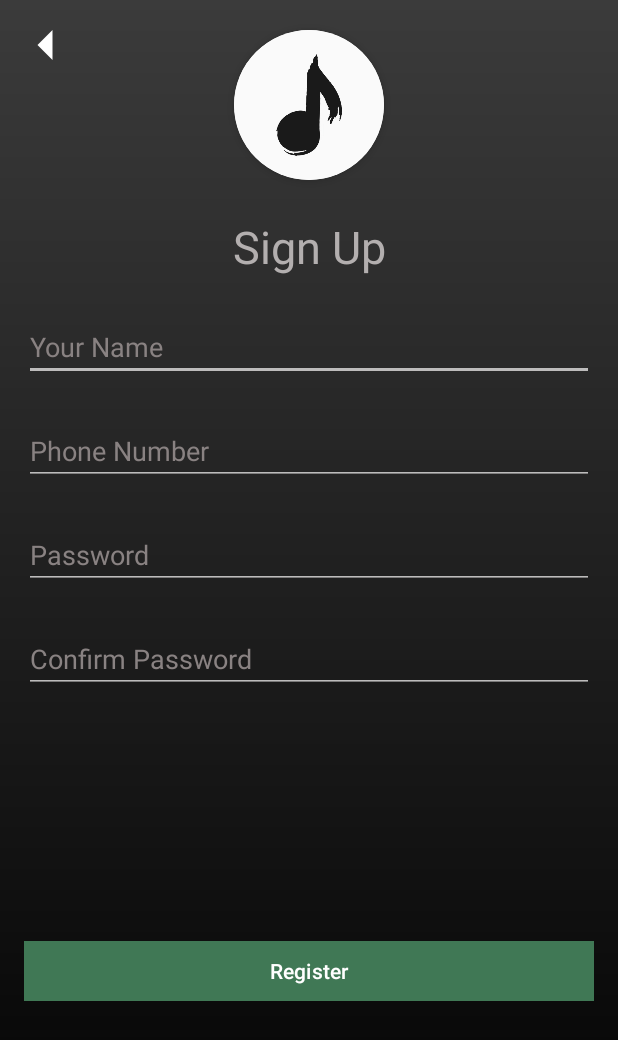
After one commit to kuroshinhan/PRM-GR8, an Android app: the RegisterAccount screen opened directly, with no data from a screen before it, on a phone screen of 412 x 824 dp. The commit adds this screen. Shown: the top 1040 px of the screen. Run offline under Robolectric (Android 15) with nearby library versions, the phone set to English and light mode, and no system bars.

Commit message:
them sign up

```diff
--- a/PRM_GROUP8/app/src/main/AndroidManifest.xml
+++ b/PRM_GROUP8/app/src/main/AndroidManifest.xml
@@ -20,7 +20,9 @@
                 <category android:name="android.intent.category.LAUNCHER" />
             </intent-filter>
         </activity>
-
+        <activity
+            android:name=".controller.RegisterAccount"
+            android:exported="true" />
     </application>
 
 </manifest>
--- a/PRM_GROUP8/app/src/main/java/com/example/prm_group8/MainActivity.java
+++ b/PRM_GROUP8/app/src/main/java/com/example/prm_group8/MainActivity.java
@@ -1,5 +1,6 @@
 package com.example.prm_group8;
 
+import android.content.Context;
 import android.os.Bundle;
 
 import androidx.activity.EdgeToEdge;
@@ -7,6 +8,8 @@ import androidx.appcompat.app.AppCompatActivity;
 import androidx.core.graphics.Insets;
 import androidx.core.view.ViewCompat;
 import androidx.core.view.WindowInsetsCompat;
+import com.example.prm_group8.DBHelper;
+
 
 public class MainActivity extends AppCompatActivity {
 
@@ -14,5 +17,6 @@ public class MainActivity extends AppCompatActivity {
     protected void onCreate(Bundle savedInstanceState) {
         super.onCreate(savedInstanceState);
         setContentView(R.layout.activity_main);
+
     }
 }
--- /dev/null
+++ b/PRM_GROUP8/app/src/main/java/com/example/prm_group8/controller/ForgotPassword.java
@@ -0,0 +1,4 @@
+package com.example.prm_group8.controller;
+
+public class ForgotPassword {
+}
--- /dev/null
+++ b/PRM_GROUP8/app/src/main/java/com/example/prm_group8/controller/Home.java
@@ -0,0 +1,6 @@
+package com.example.prm_group8.controller;
+
+
+public class Home  {
+
+}
--- /dev/null
+++ b/PRM_GROUP8/app/src/main/java/com/example/prm_group8/controller/RegisterAccount.java
@@ -0,0 +1,110 @@
+package com.example.prm_group8.controller;
+
+import android.content.Intent;
+import android.os.Bundle;
+import android.view.View;
+import android.widget.Button;
+import android.widget.EditText;
+import android.widget.Toast;
+
+import androidx.appcompat.app.AppCompatActivity;
+
+import com.example.prm_group8.DBHelper;
+import com.example.prm_group8.R;
+import com.example.prm_group8.model.User;
+
+public class RegisterAccount extends AppCompatActivity {
+
+    private EditText etUsername, etPassword, etConfirmPassword, etPhoneNumber;
+    private Button btnRegister;
+    private DBHelper dbHelper;
+
+    @Override
+    protected void onCreate(Bundle savedInstanceState) {
+        super.onCreate(savedInstanceState);
+        setContentView(R.layout.activity_register_account);
+
+        initializeViews();
+        dbHelper = new DBHelper(this);
+
+        btnRegister.setOnClickListener(new View.OnClickListener() {
+            @Override
+            public void onClick(View view) {
+                registerUser();
+            }
+        });
+    }
+
+    private void initializeViews() {
+        etUsername = findViewById(R.id.username);
+        etPassword = findViewById(R.id.password);
+        etConfirmPassword = findViewById(R.id.confirmPassword);
+        etPhoneNumber = findViewById(R.id.phone_number);
+        btnRegister = findViewById(R.id.btn_register);
+    }
+
+    private void registerUser() {
+        String username = etUsername.getText().toString().trim();
+        String password = etPassword.getText().toString().trim();
+        String confirmPassword = etConfirmPassword.getText().toString().trim();
+        String phoneNumber = etPhoneNumber.getText().toString().trim();
+        if (dbHelper.isPhoneNumberExists(phoneNumber)) {
+            Toast.makeText(this, "Phone number already exists. Please use a different number.", Toast.LENGTH_LONG).show();
+            return;
+        }
+        if (validateInput(username, password, confirmPassword, phoneNumber)) {
+            String role = "user";
+
+            boolean success = dbHelper.addUser(username, password, phoneNumber, role,null);
+
+            if (success) {
+                Toast.makeText(this, "Registration Successful", Toast.LENGTH_SHORT).show();
+                loginUser(phoneNumber, password);
+            } else {
+                Toast.makeText(this, "Registration Failed", Toast.LENGTH_SHORT).show();
+            }
+        }
+    }
+
+    private void loginUser(String phoneNumber, String password) {
+        User user = dbHelper.getUserByPhoneAndPassword(phoneNumber, password);
+        if (user != null) {
+            Intent intent = new Intent(this, Home.class);
+            intent.putExtra("USER_ID", user.getId());
+            startActivity(intent);
+            finish();
+        } else {
+            backToLogin();
+        }
+    }
+
+    private boolean validateInput(String username, String password, String confirmPassword, String phoneNumber) {
+        if (username.isEmpty() || password.isEmpty() || confirmPassword.isEmpty() || phoneNumber.isEmpty()) {
+            Toast.makeText(this, "All fields are required", Toast.LENGTH_SHORT).show();
+            return false;
+        }
+        if (!password.equals(confirmPassword)) {
+            Toast.makeText(this, "Passwords do not match", Toast.LENGTH_SHORT).show();
+            return false;
+        }
+        if (password.length() < 6) {
+            Toast.makeText(this, "Password must be at least 6 characters long", Toast.LENGTH_SHORT).show();
+            return false;
+        }
+        if (!phoneNumber.matches("^0[0-9]{9}$")) {
+            Toast.makeText(this, "Invalid phone number", Toast.LENGTH_SHORT).show();
+            return false;
+        }
+        return true;
+    }
+
+    public void backToLogin(View view) {
+        backToLogin();
+    }
+
+    private void backToLogin() {
+        Intent intent = new Intent(this, login.class);
+        startActivity(intent);
+        finish();
+    }
+}
--- /dev/null
+++ b/PRM_GROUP8/app/src/main/res/drawable/arrow_icon.xml
@@ -0,0 +1,10 @@
+<!-- arrow_icon.xml -->
+<vector xmlns:android="http://schemas.android.com/apk/res/android"
+    android:width="24dp"
+    android:height="24dp"
+    android:viewportWidth="24"
+    android:viewportHeight="24">
+    <path
+        android:fillColor="#FFFFFF"
+        android:pathData="M15,20l-10,-10l10,-10" />
+</vector>
--- /dev/null
+++ b/PRM_GROUP8/app/src/main/res/drawable/gradient_background.xml
@@ -0,0 +1,11 @@
+<?xml version="1.0" encoding="utf-8"?>
+<layer-list xmlns:android="http://schemas.android.com/apk/res/android">
+    <item>
+        <shape android:shape="rectangle">
+            <gradient
+                android:angle="-45"
+                android:endColor="#000000"
+                android:startColor="#3B3B3B" />
+        </shape>
+    </item>
+</layer-list>
--- /dev/null
+++ b/PRM_GROUP8/app/src/main/res/layout/activity_register_account.xml
@@ -0,0 +1,136 @@
+<?xml version="1.0" encoding="utf-8"?>
+<ScrollView
+    xmlns:android="http://schemas.android.com/apk/res/android"
+    xmlns:app="http://schemas.android.com/apk/res-auto"
+    xmlns:tools="http://schemas.android.com/tools"
+    android:layout_width="match_parent"
+    android:layout_height="match_parent"
+    android:fillViewport="true">
+
+    <androidx.constraintlayout.widget.ConstraintLayout
+        android:id="@+id/main"
+        android:layout_width="match_parent"
+        android:layout_height="wrap_content"
+        android:background="@drawable/gradient_background"
+        tools:context=".controller.RegisterAccount">
+
+        <ImageView
+            android:id="@+id/imageView2"
+            android:layout_width="wrap_content"
+            android:layout_height="wrap_content"
+            android:onClick="backToLogin"
+            android:padding="20dp"
+            android:src="@drawable/arrow_icon"
+            app:layout_constraintStart_toStartOf="parent"
+            app:layout_constraintTop_toTopOf="parent" />
+
+        <androidx.cardview.widget.CardView
+            android:id="@+id/cardView"
+            android:layout_width="100dp"
+            android:layout_height="100dp"
+            android:layout_gravity="center"
+            android:layout_marginTop="20dp"
+            app:cardCornerRadius="50dp"
+            app:cardElevation="4dp"
+            app:layout_constraintEnd_toEndOf="parent"
+            app:layout_constraintStart_toStartOf="parent"
+            app:layout_constraintTop_toTopOf="parent">
+
+            <ImageView
+                android:id="@+id/circleImageView"
+                android:layout_width="match_parent"
+                android:layout_height="match_parent"
+                android:scaleType="centerCrop"
+                android:src="@mipmap/logomusic" />
+        </androidx.cardview.widget.CardView>
+
+        <TextView
+            android:id="@+id/textView2"
+            android:layout_width="wrap_content"
+            android:layout_height="wrap_content"
+            android:layout_marginTop="24dp"
+            android:text="@string/sign_up"
+            android:textColor="#B3AFAF"
+            android:textSize="30sp"
+            app:layout_constraintEnd_toEndOf="parent"
+            app:layout_constraintStart_toStartOf="parent"
+            app:layout_constraintTop_toBottomOf="@+id/cardView" />
+
+        <EditText
+            android:id="@+id/username"
+            android:layout_width="0dp"
+            android:layout_height="wrap_content"
+            android:layout_marginHorizontal="16dp"
+            android:layout_marginTop="24dp"
+            android:backgroundTint="#BDBCBC"
+            android:hint="@string/your_name"
+            android:inputType="text"
+            android:textColor="#FFFFFF"
+            android:textColorHint="#898282"
+            app:layout_constraintEnd_toEndOf="parent"
+            app:layout_constraintStart_toStartOf="parent"
+            app:layout_constraintTop_toBottomOf="@+id/textView2" />
+
+        <EditText
+            android:id="@+id/phone_number"
+            android:layout_width="0dp"
+            android:layout_height="wrap_content"
+            android:layout_marginHorizontal="16dp"
+            android:layout_marginTop="24dp"
+            android:backgroundTint="#BDBCBC"
+            android:hint="@string/phone_number"
+            android:inputType="phone"
+            android:maxLength="10"
+            android:textColor="#FFFFFF"
+            android:textColorHint="#898282"
+            app:layout_constraintEnd_toEndOf="parent"
+            app:layout_constraintStart_toStartOf="parent"
+            app:layout_constraintTop_toBottomOf="@+id/username" />
+
+        <EditText
+            android:id="@+id/password"
+            android:layout_width="0dp"
+            android:layout_height="wrap_content"
+            android:layout_marginHorizontal="16dp"
+            android:layout_marginTop="24dp"
+            android:backgroundTint="#BDBCBC"
+            android:hint="@string/password"
+            android:inputType="textPassword"
+            android:textColor="#FFFFFF"
+            android:textColorHint="#898282"
+            app:layout_constraintEnd_toEndOf="parent"
+            app:layout_constraintStart_toStartOf="parent"
+            app:layout_constraintTop_toBottomOf="@+id/phone_number" />
+
+        <EditText
+            android:id="@+id/confirmPassword"
+            android:layout_width="0dp"
+            android:layout_height="wrap_content"
+            android:layout_marginHorizontal="16dp"
+            android:layout_marginTop="24dp"
+            android:backgroundTint="#BDBCBC"
+            android:hint="@string/confirm_password"
+            android:inputType="textPassword"
+            android:textColor="#FFFFFF"
+            android:textColorHint="#898282"
+            app:layout_constraintEnd_toEndOf="parent"
+            app:layout_constraintStart_toStartOf="parent"
+            app:layout_constraintTop_toBottomOf="@+id/password" />
+
+        <Button
+            android:id="@+id/btn_register"
+            android:layout_width="0dp"
+            android:layout_height="wrap_content"
+            android:layout_marginHorizontal="16dp"
+            android:layout_marginTop="32dp"
+            android:layout_marginBottom="24dp"
+            android:backgroundTint="#407855"
+            android:text="@string/register"
+            app:cornerRadius="0dp"
+            app:layout_constraintBottom_toBottomOf="parent"
+            app:layout_constraintEnd_toEndOf="parent"
+            app:layout_constraintStart_toStartOf="parent"
+            app:layout_constraintTop_toBottomOf="@+id/confirmPassword" />
+
+    </androidx.constraintlayout.widget.ConstraintLayout>
+</ScrollView>
--- a/PRM_GROUP8/app/src/main/res/values/strings.xml
+++ b/PRM_GROUP8/app/src/main/res/values/strings.xml
@@ -4,7 +4,10 @@
     <string name="log_in">Log In</string>
     <string name="remember_me">Remember me</string>
     <string name="password">Password</string>
-    <string name="sign_up_for_musicapp">Sign Up for MusicApp</string>
+    <string name="sign_up_for_musicapp">Sign Up</string>
+    <string name="sign_up">Sign Up</string>
     <string name="phone_number">Phone Number</string>
     <string name="register">Register</string>
+    <string name="your_name">Your Name</string>
+    <string name="confirm_password">Confirm Password</string>
 </resources>
```
Also changed, not shown: PRM_GROUP8/app/src/main/java/com/example/prm_group8/DBHelper.java (+138 -8 lines), PRM_GROUP8/app/src/main/java/com/example/prm_group8/controller/HomeAdminActivity.java (added, +14 -0 lines), PRM_GROUP8/app/src/main/java/com/example/prm_group8/controller/login.java (+150 -1 lines), PRM_GROUP8/app/src/main/res/layout/activity_login.xml (+10 -1 lines), PRM_GROUP8/app/src/main/res/mipmap-mdpi/logomusic.png (added).
